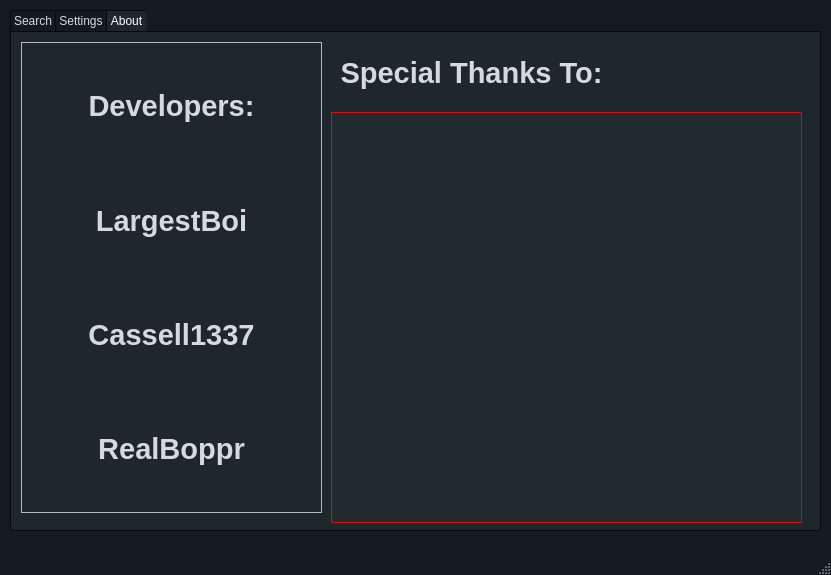
First picture: the form in GUI/untitled.ui, repository Cranbaerry/A.R.E.S, before the edit.
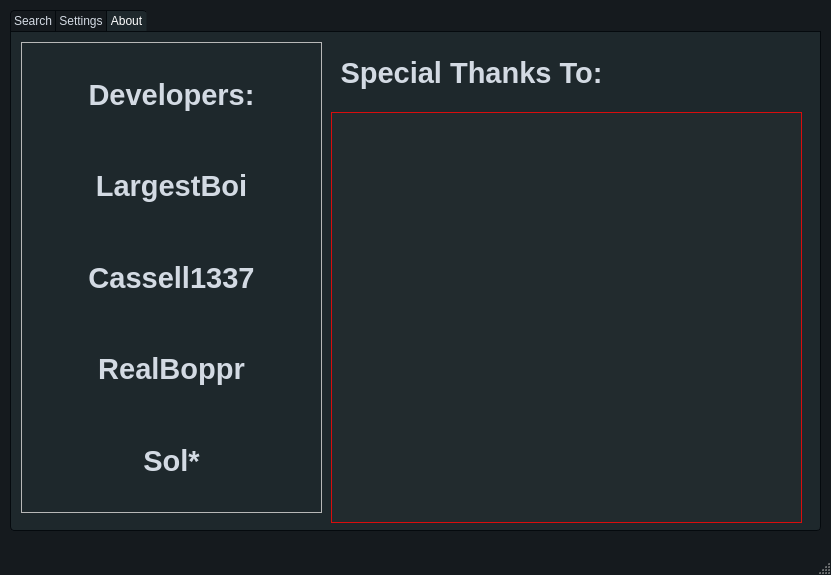
Second picture: the form after the edit. The open tabs and pages were chosen to show the change.

```diff
--- a/GUI/untitled.ui
+++ b/GUI/untitled.ui
@@ -1436,6 +1436,23 @@
          </property>
         </widget>
        </item>
+       <item>
+        <widget class="QLabel" name="label_12">
+         <property name="font">
+          <font>
+           <pointsize>22</pointsize>
+           <weight>75</weight>
+           <bold>true</bold>
+          </font>
+         </property>
+         <property name="text">
+          <string>Sol*</string>
+         </property>
+         <property name="alignment">
+          <set>Qt::AlignCenter</set>
+         </property>
+        </widget>
+       </item>
       </layout>
      </widget>
      <widget class="QLabel" name="label_10">
```
